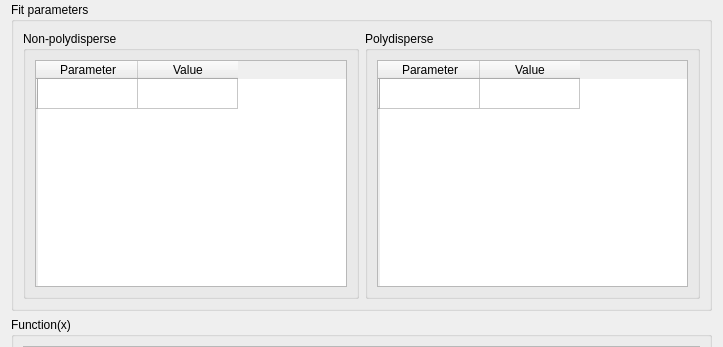
The window that src/sas/qtgui/Utilities/UI/PluginDefinitionUI.ui (jaredraynes/sasview) describes before a commit, drawn with Qt 5; both pictures show x 0 to 723 and y 147 to 494 of the 723 by 784 pixel window.
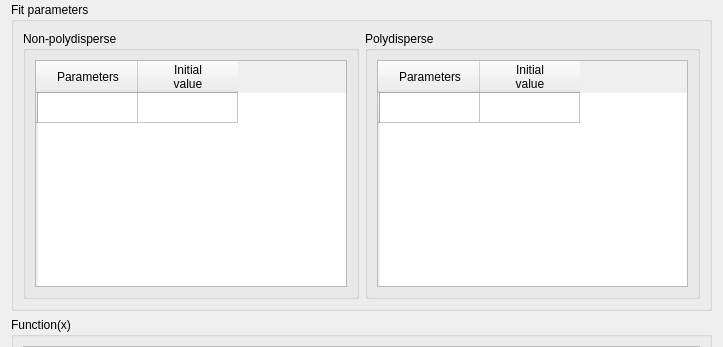
The same window after the commit.

Commit message: Working Model/Plugin editor SASVIEW-873

Patch:
```diff
--- a/src/sas/qtgui/Utilities/UI/PluginDefinitionUI.ui
+++ b/src/sas/qtgui/Utilities/UI/PluginDefinitionUI.ui
@@ -74,12 +74,13 @@
            </row>
            <column>
             <property name="text">
-             <string>Parameter</string>
+             <string>Parameters</string>
             </property>
            </column>
            <column>
             <property name="text">
-             <string>Value</string>
+             <string>Initial
+value</string>
             </property>
            </column>
           </widget>
@@ -102,12 +103,13 @@
            </row>
            <column>
             <property name="text">
-             <string>Parameter</string>
+             <string>Parameters</string>
             </property>
            </column>
            <column>
             <property name="text">
-             <string>Value</string>
+             <string>Initial
+value</string>
             </property>
            </column>
           </widget>
```
The commit also changes 5 other files.
